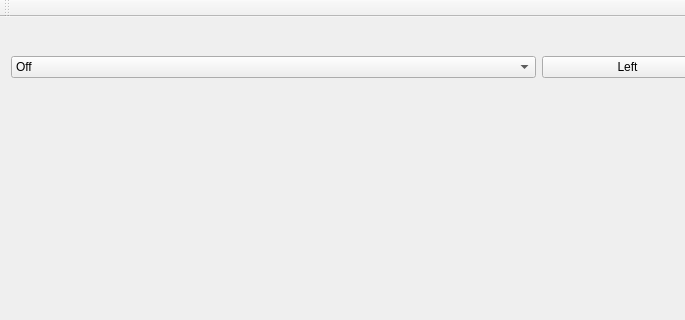
First picture: the form in demoRMR/mainwindow.ui, repository SimonRobotics/RMR_Maco_Vanca, before the edit; both pictures show x 0 to 685 and y 0 to 320 of the 1245 by 629 pixel window.
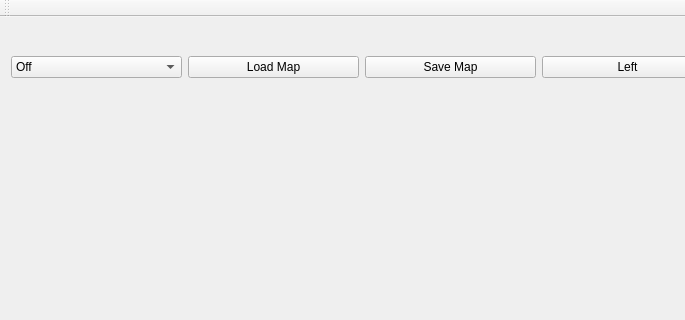
Second picture: the form after the edit.

The edit to the form file:
```diff
--- a/demoRMR/mainwindow.ui
+++ b/demoRMR/mainwindow.ui
@@ -302,24 +302,9 @@
     </item>
     <item row="1" column="0">
      <layout class="QGridLayout" name="gridLayout_2">
-      <item row="3" column="0">
-       <layout class="QVBoxLayout" name="verticalLayout_3">
-        <item>
-         <spacer name="horizontalSpacer_2">
-          <property name="orientation">
-           <enum>Qt::Orientation::Horizontal</enum>
-          </property>
-          <property name="sizeHint" stdset="0">
-           <size>
-            <width>40</width>
-            <height>20</height>
-           </size>
-          </property>
-         </spacer>
-        </item>
-       </layout>
-      </item>
-      <item row="0" column="0">
+      <item row="1" column="0">
+       <layout class="QGridLayout" name="gridLayout_7">
+        <item row="2" column="0">
        <spacer name="horizontalSpacer">
         <property name="orientation">
          <enum>Qt::Orientation::Horizontal</enum>
@@ -332,7 +317,46 @@
         </property>
        </spacer>
       </item>
-      <item row="2" column="0">
+        <item row="2" column="2">
+         <spacer name="horizontalSpacer_2">
+          <property name="orientation">
+           <enum>Qt::Orientation::Horizontal</enum>
+          </property>
+          <property name="sizeHint" stdset="0">
+           <size>
+            <width>40</width>
+            <height>20</height>
+           </size>
+          </property>
+         </spacer>
+        </item>
+        <item row="4" column="0">
+         <spacer name="horizontalSpacer_4">
+          <property name="orientation">
+           <enum>Qt::Orientation::Horizontal</enum>
+          </property>
+          <property name="sizeHint" stdset="0">
+           <size>
+            <width>40</width>
+            <height>20</height>
+           </size>
+          </property>
+         </spacer>
+        </item>
+        <item row="2" column="1">
+         <spacer name="horizontalSpacer_3">
+          <property name="orientation">
+           <enum>Qt::Orientation::Horizontal</enum>
+          </property>
+          <property name="sizeHint" stdset="0">
+           <size>
+            <width>40</width>
+            <height>20</height>
+           </size>
+          </property>
+         </spacer>
+        </item>
+        <item row="3" column="0">
        <widget class="QComboBox" name="comboBox">
         <item>
          <property name="text">
@@ -344,7 +368,54 @@
           <string>Maping</string>
          </property>
         </item>
-       </widget>
+          <item>
+           <property name="text">
+            <string>Navigation</string>
+           </property>
+          </item>
+         </widget>
+        </item>
+        <item row="3" column="1">
+         <widget class="QPushButton" name="pushButton_17">
+          <property name="text">
+           <string>Load Map</string>
+          </property>
+         </widget>
+        </item>
+        <item row="3" column="2">
+         <widget class="QPushButton" name="pushButton_18">
+          <property name="text">
+           <string>Save Map</string>
+          </property>
+         </widget>
+        </item>
+        <item row="4" column="1">
+         <spacer name="horizontalSpacer_5">
+          <property name="orientation">
+           <enum>Qt::Orientation::Horizontal</enum>
+          </property>
+          <property name="sizeHint" stdset="0">
+           <size>
+            <width>40</width>
+            <height>20</height>
+           </size>
+          </property>
+         </spacer>
+        </item>
+        <item row="4" column="2">
+         <spacer name="horizontalSpacer_6">
+          <property name="orientation">
+           <enum>Qt::Orientation::Horizontal</enum>
+          </property>
+          <property name="sizeHint" stdset="0">
+           <size>
+            <width>40</width>
+            <height>20</height>
+           </size>
+          </property>
+         </spacer>
+        </item>
+       </layout>
       </item>
      </layout>
     </item>
```
Left out of the diff: 98 changed lines with no effect on the pictures. Lines whose indentation alone changed are shown as unchanged.
